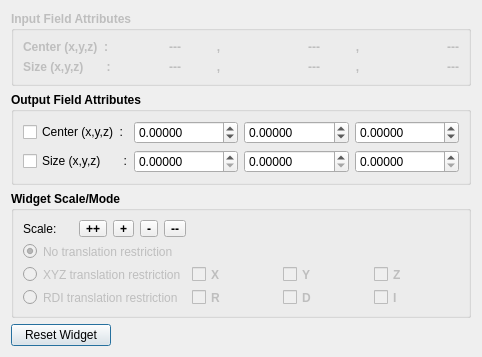
Above: src/Interface/Modules/Fields/EditMeshBoundingBox.ui from SCIInstitute/SCIRun before the change. Below: the same form after it.
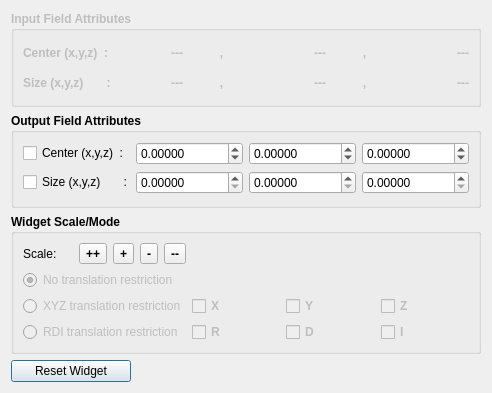
That is the form after the change.

Commit message: Fix size for mac

Diff of the .ui file:
```diff
--- a/src/Interface/Modules/Fields/EditMeshBoundingBox.ui
+++ b/src/Interface/Modules/Fields/EditMeshBoundingBox.ui
@@ -6,14 +6,14 @@
    <rect>
     <x>0</x>
     <y>0</y>
-    <width>482</width>
-    <height>357</height>
+    <width>492</width>
+    <height>393</height>
    </rect>
   </property>
   <property name="minimumSize">
    <size>
-    <width>482</width>
-    <height>357</height>
+    <width>492</width>
+    <height>393</height>
    </size>
   </property>
   <property name="windowTitle">
@@ -569,7 +569,7 @@
     <widget class="QPushButton" name="resetPushButton_">
      <property name="maximumSize">
       <size>
-       <width>100</width>
+       <width>120</width>
        <height>16777215</height>
       </size>
      </property>
```
